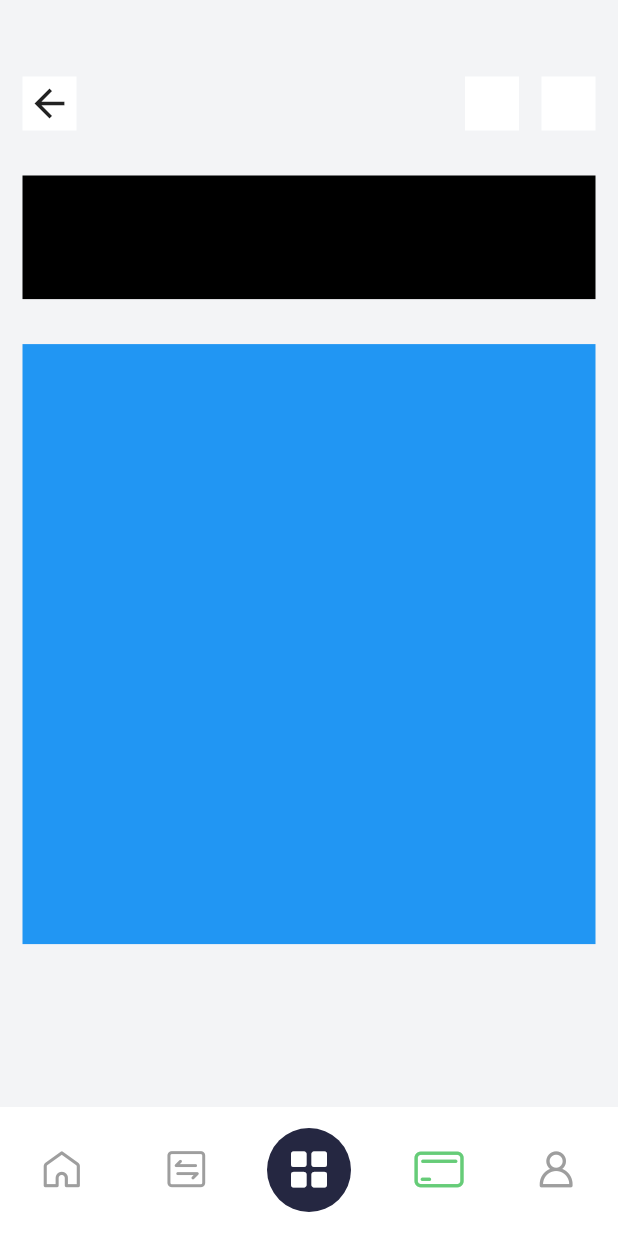
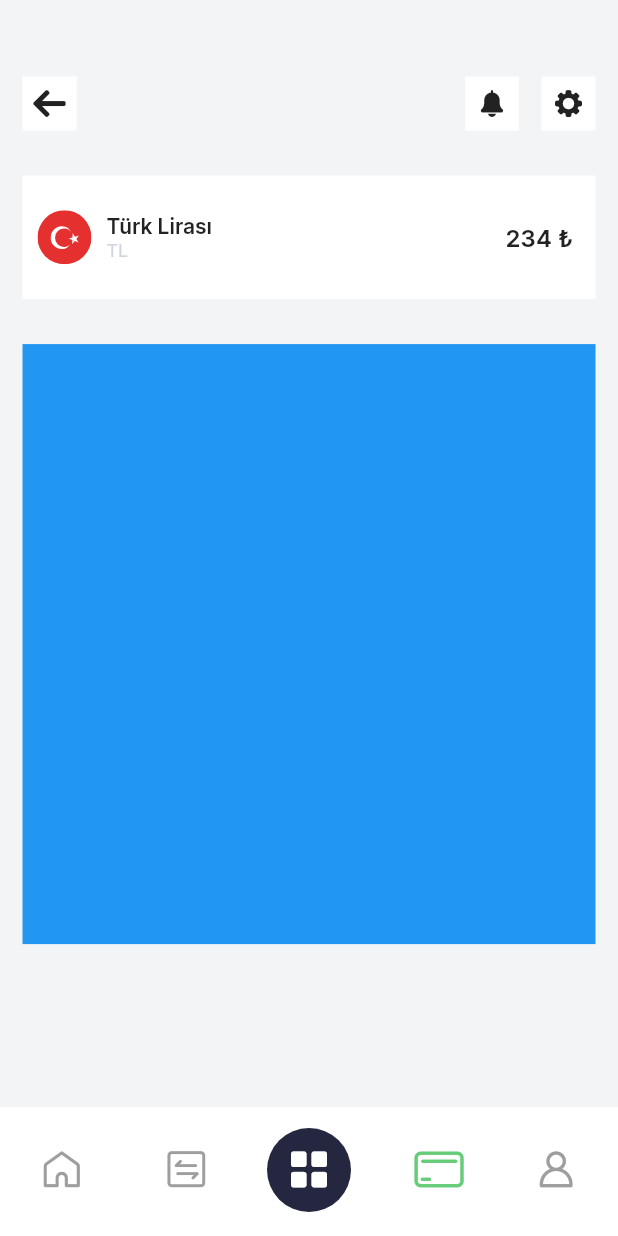
Before and after one commit to selim1238/sanalira_test, a Flutter app: the screen it shows once a user with an empty profile is signed in, on a phone screen of 412 x 824 dp. Run offline on Flutter 3.47's test engine with Material 2 defaults, Android fonts, the phone set to English and light mode, and no system bars; our stand-ins replace dropdown_button2, firebase_auth, firebase_core, flutter_svg, google_sign_in; accounts and stored records are empty.

Commit message:
Some Improvements
Changes

Navbar with custom icons,
TopUp menu ui started
MainMenu Navigation Bar handling

```diff
--- a/lib/pages/top_up.dart
+++ b/lib/pages/top_up.dart
@@ -1,7 +1,9 @@
 import 'package:flutter/material.dart';
 import 'package:flutter/src/widgets/container.dart';
 import 'package:flutter/src/widgets/framework.dart';
+import 'package:flutter_svg/flutter_svg.dart';
 import 'package:sanalira_test/utility/colors.dart';
+import 'package:sanalira_test/utility/custom_icons.dart';
 
 class TopUpMenu extends StatelessWidget {
   const TopUpMenu({super.key});
@@ -26,13 +28,18 @@ class TopUpMenu extends StatelessWidget {
                           children: [
                             Padding(
                               padding: const EdgeInsets.all(15.0),
+                              child: InkWell(
+                                onTap: () {
+                                  //Will be a back button
+                                },
                                 child: Container(
                                   height: 36,
                                   width: 36,
                                   color: Colors.white,
                                   child: Icon(
-                                  Icons.arrow_back,
-                                  size: 30,
+                                    CustomIcons.customBackArrow,
+                                    size: 18,
+                                  ),
                                 ),
                               ),
                             ),
@@ -44,20 +51,35 @@ class TopUpMenu extends StatelessWidget {
                         child: Row(
                           mainAxisAlignment: MainAxisAlignment.end,
                           children: [
-                            Padding(
-                              padding: const EdgeInsets.fromLTRB(0, 0, 0, 0),
+                            InkWell(
+                              onTap: () {
+                                //Will be a notification dropdown menu
+                              },
                               child: Container(
                                 height: 36,
                                 width: 36,
                                 color: Colors.white,
+                                child: Icon(
+                                  CustomIcons.customNotification,
+                                  size: 18,
+                                ),
                               ),
                             ),
                             Padding(
                               padding: const EdgeInsets.fromLTRB(15, 0, 15, 0),
+                              child: InkWell(
+                                onTap: () {
+                                  //Will be a settings menu button
+                                },
                                 child: Container(
                                   height: 36,
                                   width: 36,
                                   color: Colors.white,
+                                  child: Icon(
+                                    CustomIcons.customSettings,
+                                    size: 18,
+                                  ),
+                                ),
                               ),
                             ),
                           ],
@@ -70,7 +92,93 @@ class TopUpMenu extends StatelessWidget {
                     child: Container(
                       width: MediaQuery.of(context).size.width,
                       height: MediaQuery.of(context).size.height * 0.1,
-                      color: Colors.black,
+                      color: Colors.white,
+                      child: Row(
+                        children: [
+                          Expanded(
+                            flex: 1,
+                            child: Row(
+                              children: [
+                                Padding(
+                                  padding: const EdgeInsets.all(10.0),
+                                  child: SizedBox(
+                                    height: 36,
+                                    width: 36,
+                                    child: SvgPicture.asset(
+                                      "lib/assets/images/svg/turkey.svg",
+                                      fit: BoxFit.fill,
+                                    ),
+                                  ),
+                                ),
+                                Column(
+                                  mainAxisAlignment: MainAxisAlignment.center,
+                                  children: [
+                                    Container(
+                                        height:
+                                            MediaQuery.of(context).size.height *
+                                                0.1,
+                                        width:
+                                            MediaQuery.of(context).size.width *
+                                                0.2,
+                                        child: Column(
+                                          mainAxisAlignment:
+                                              MainAxisAlignment.center,
+                                          children: [
+                                            Align(
+                                              alignment: Alignment.bottomLeft,
+                                              child: Container(
+                                                  child: Text(
+                                                "Türk Lirası",
+                                                style: TextStyle(
+                                                    fontSize: 14,
+                                                    fontFamily: "Inter",
+                                                    fontWeight: FontWeight.bold,
+                                                    fontStyle:
+                                                        FontStyle.normal),
+                                              )),
+                                            ),
+                                            Align(
+                                              alignment: Alignment.bottomLeft,
+                                              child: Container(
+                                                  child: Text(
+                                                "TL",
+                                                style: TextStyle(
+                                                    color: customGrey,
+                                                    fontSize: 12,
+                                                    fontFamily: "Inter",
+                                                    fontWeight:
+                                                        FontWeight.normal,
+                                                    fontStyle:
+                                                        FontStyle.normal),
+                                              )),
+                                            )
+                                          ],
+                                        )),
+                                  ],
+                                )
+                              ],
+                            ),
+                          ),
+                          Expanded(
+                            flex: 1,
+                            child: Padding(
+                              padding: const EdgeInsets.all(15.0),
+                              child: Container(
+                                  child: Align(
+                                alignment: Alignment.centerRight,
+                                child: Text(
+                                  "234 ₺",
+                                  style: TextStyle(
+                                    fontSize: 16,
+                                    fontFamily: "Inter",
+                                    fontWeight: FontWeight.bold,
+                                  ),
+                                ),
+                              )),
+                            ),
+                          )
+                        ],
+                      ),
                     ),
                   ),
                   Padding(
--- a/lib/utility/colors.dart
+++ b/lib/utility/colors.dart
@@ -9,3 +9,4 @@ const Color sanaLiraGreen = Color(0xFF66CC78);
 const Color navigationMenuColor = Color(0xFF252741);
 
 const Color topupBackgroundColor = Color(0xFFF3F4F6);
+const Color customGrey = Color(0xFFCFD4DE);
```
Lines whose indentation alone changed are shown as unchanged.
